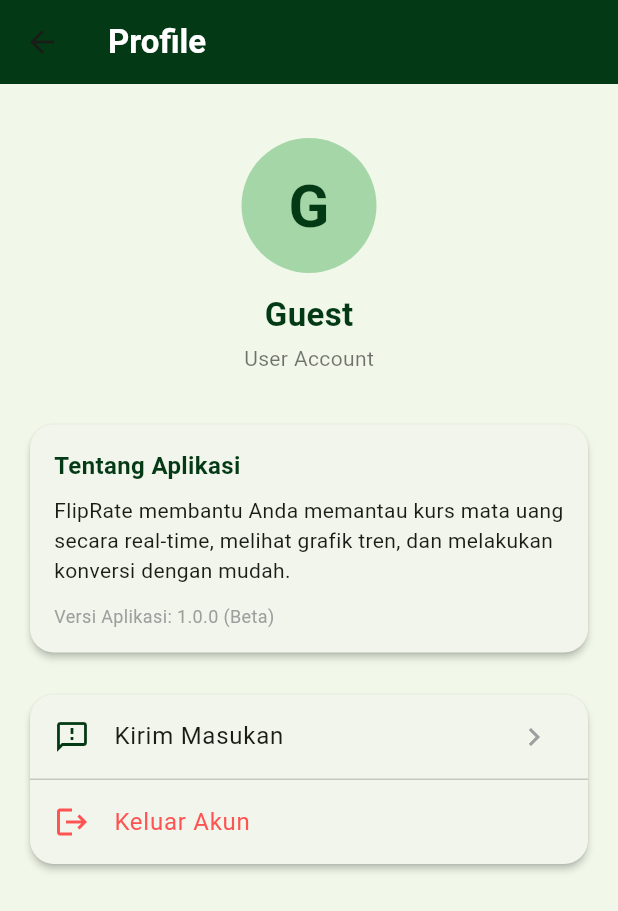
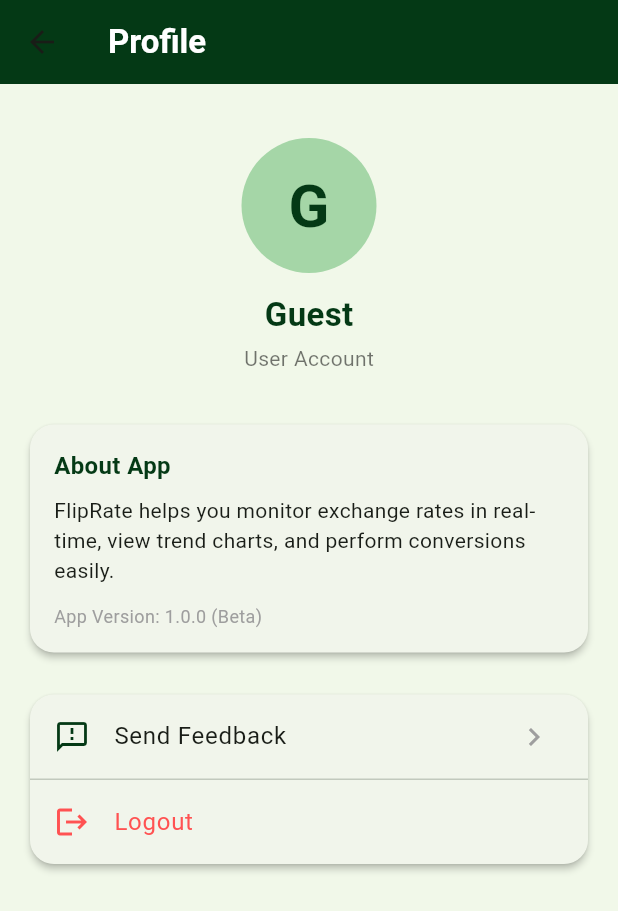
Before and after one commit to hanifahifa/FlipRate, a Flutter app: the ProfilePage screen opened directly, on a phone screen of 412 x 824 dp. Shown: the top 911 px of the screen. Run offline on Flutter 3.47's test engine with Material 3 defaults, Android fonts, the light colour scheme and no system bars; our stand-ins replace fl_chart, shared_preferences; accounts and stored records are empty; network calls fail; Roboto replaces fonts that are missing (SF Pro).

Commit message:
penyesuaian bahasa 2

```diff
--- a/lib/pages/profile_page.dart
+++ b/lib/pages/profile_page.dart
@@ -1,6 +1,6 @@
 // ------------------------------------------------------
 // PROFILE PAGE - Refactored (Dynamic User Data)
-// Menampilkan info user yang sedang login via AuthRepo
+// Displays currently logged-in user info via AuthRepo
 // ------------------------------------------------------
 
 import 'package:flutter/material.dart';
@@ -18,7 +18,7 @@
   static const Color primaryGreen = Color(0xFF043915);
   static const Color lightGreen = Color(0xFFF1F8E9);
 
-  // State Data User
+  // User State Data
   String username = 'Guest';
   bool isLoading = true;
 
@@ -32,7 +32,7 @@
   // LOAD USER DATA VIA REPOSITORY
   // ==========================================
   Future<void> _loadUserData() async {
-    // Ambil username dari AuthRepository
+    // Get username from AuthRepository
     final user = await AuthRepository.getCurrentUser();
 
     if (mounted) {
@@ -47,33 +47,33 @@
   // LOGOUT LOGIC
   // ==========================================
   Future<void> _handleLogout() async {
-    // 1. Tampilkan dialog konfirmasi
+    // 1. Show confirmation dialog
     final confirm = await showDialog<bool>(
       context: context,
       builder: (context) => AlertDialog(
         shape: RoundedRectangleBorder(borderRadius: BorderRadius.circular(16)),
         title: const Text('Logout'),
-        content: const Text('Apakah Anda yakin ingin keluar?'),
+        content: const Text('Are you sure you want to logout?'), // Translated
         actions: [
           TextButton(
             onPressed: () => Navigator.pop(context, false),
-            child: const Text('Batal'),
+            child: const Text('Cancel'), // Translated
           ),
           TextButton(
             onPressed: () => Navigator.pop(context, true),
             style: TextButton.styleFrom(foregroundColor: Colors.red),
-            child: const Text('Keluar'),
+            child: const Text('Logout'), // Translated
           ),
         ],
       ),
     );
 
     if (confirm == true) {
-      // 2. Panggil Repository untuk hapus session
+      // 2. Call Repository to clear session
       await AuthRepository.logout();
 
       if (mounted) {
-        // 3. Arahkan kembali ke halaman Login/Opening & Hapus semua route history
+        // 3. Navigate back to Login/Opening & Clear route history
         Navigator.pushNamedAndRemoveUntil(context, '/', (route) => false);
       }
     }
@@ -104,7 +104,7 @@
                 children: [
                   const SizedBox(height: 20),
 
-                  // ---------- FOTO & DATA USER (DINAMIS) ----------
+                  // ---------- USER PHOTO & DATA (DYNAMIC) ----------
                   CircleAvatar(
                     radius: 45,
                     backgroundColor: const Color(0xFFA5D6A7),
@@ -119,7 +119,7 @@
                   ),
                   const SizedBox(height: 12),
                   Text(
-                    username, // Tampilkan Username Dinamis
+                    username, // Display Dynamic Username
                     style: const TextStyle(
                       fontFamily: 'SF Pro',
                       fontSize: 22,
@@ -129,7 +129,7 @@
                   ),
                   const SizedBox(height: 4),
                   const Text(
-                    'User Account', // Label statis karena auth simple
+                    'User Account',
                     style: TextStyle(
                       fontFamily: 'SF Pro',
                       color: Colors.black54,
@@ -139,12 +139,12 @@
 
                   const SizedBox(height: 30),
 
-                  // ---------- INFO APLIKASI ----------
+                  // ---------- APP INFO ----------
                   _buildInfoCard(),
 
                   const SizedBox(height: 20),
 
-                  // ---------- TOMBOL AKSI (LOGOUT) ----------
+                  // ---------- ACTION BUTTONS (LOGOUT) ----------
                   _buildActionCard(),
                 ],
               ),
@@ -162,7 +162,7 @@
           crossAxisAlignment: CrossAxisAlignment.start,
           children: const [
             Text(
-              'Tentang Aplikasi',
+              'About App', // Translated
               style: TextStyle(
                 fontFamily: 'SF Pro',
                 fontWeight: FontWeight.bold,
@@ -172,12 +172,12 @@
             ),
             SizedBox(height: 8),
             Text(
-              'FlipRate membantu Anda memantau kurs mata uang secara real-time, melihat grafik tren, dan melakukan konversi dengan mudah.',
+              'FlipRate helps you monitor exchange rates in real-time, view trend charts, and perform conversions easily.', // Translated
               style: TextStyle(fontFamily: 'SF Pro', fontSize: 14, height: 1.4),
             ),
             SizedBox(height: 12),
             Text(
-              'Versi Aplikasi: 1.0.0 (Beta)',
+              'App Version: 1.0.0 (Beta)', // Translated
               style: TextStyle(
                 fontFamily: 'SF Pro',
                 fontSize: 12,
@@ -199,14 +199,14 @@
           ListTile(
             leading: const Icon(Icons.feedback_outlined, color: primaryGreen),
             title: const Text(
-              'Kirim Masukan',
+              'Send Feedback', // Translated
               style: TextStyle(fontFamily: 'SF Pro'),
             ),
             trailing: const Icon(Icons.chevron_right, color: Colors.grey),
             onTap: () {
               ScaffoldMessenger.of(context).showSnackBar(
                 const SnackBar(
-                  content: Text('Fitur feedback akan segera hadir!'),
+                  content: Text('Feedback feature coming soon!'), // Translated
                 ),
               );
             },
@@ -215,10 +215,10 @@
           ListTile(
             leading: const Icon(Icons.logout, color: Colors.redAccent),
             title: const Text(
-              'Keluar Akun',
+              'Logout', // Translated
               style: TextStyle(fontFamily: 'SF Pro', color: Colors.redAccent),
             ),
-            onTap: _handleLogout, // Panggil fungsi logout
+            onTap: _handleLogout, // Call logout function
           ),
         ],
       ),
```
Also changed, not shown: lib/pages/addPages/detail_rate_page.dart (+38 -32 lines), lib/pages/dashboard_page.dart (+22 -22 lines), lib/widget/all_rates.dart (+8 -7 lines), lib/widget/analysis.dart (+25 -31 lines).
